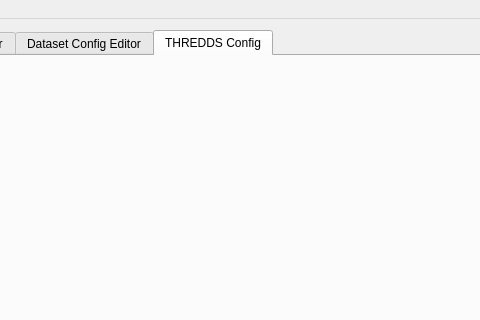
Above: app/mainwindow.ui from DFO-Ocean-Navigator/Navigator2Go before the change; both pictures show x 238 to 718 and y 0 to 320 of the 1280 by 720 pixel window. Below: the same form after it.
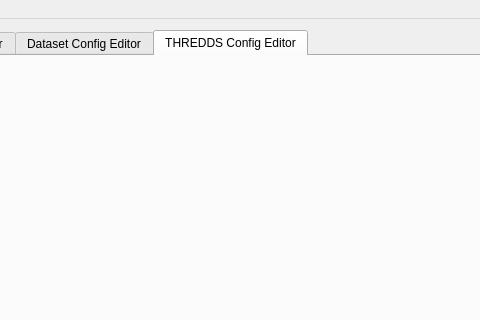
That is the form after the change. Icons and pictures are not drawn.

Commit message:
Continued work on THREDDS config.
* Also..NODISCARD all the things.

Diff of the .ui file:
```diff
--- a/app/mainwindow.ui
+++ b/app/mainwindow.ui
@@ -143,7 +143,7 @@
       </widget>
       <widget class="QWidget" name="threddsconfig">
        <attribute name="title">
-        <string>THREDDS Config</string>
+        <string>THREDDS Config Editor</string>
        </attribute>
        <layout class="QGridLayout" name="gridLayout_5">
         <item row="0" column="0">
```
Left out of the diff: 4 changed lines with no effect on the pictures. The commit also changes 22 other files.
